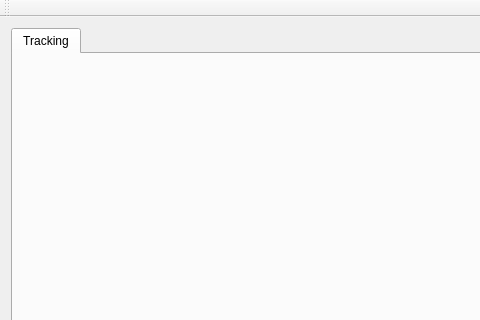
Old version of the form F1Telemetry.ui in the repository Alex-Rose/PXG_Telemetry_fork; both pictures show x 0 to 480 and y 0 to 320 of the 726 by 487 pixel window.
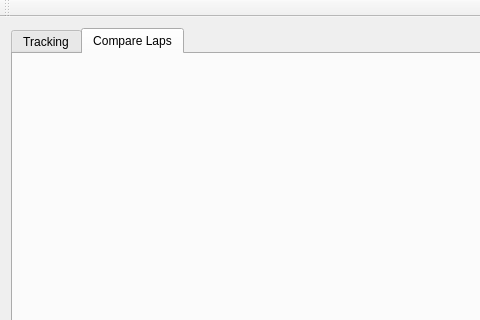
New version of the form. Custom widgets are drawn as their Qt base class.

Commit message: Selection of laps to compare

```diff
--- a/F1Telemetry.ui
+++ b/F1Telemetry.ui
@@ -24,7 +24,7 @@
        <enum>QTabWidget::North</enum>
       </property>
       <property name="currentIndex">
-       <number>0</number>
+       <number>1</number>
       </property>
       <widget class="TrackingWidget" name="trackingWidget">
        <attribute name="title">
@@ -32,6 +32,12 @@
        </attribute>
        <layout class="QGridLayout" name="gridLayout"/>
       </widget>
+      <widget class="CompareLapsWidget" name="compareLapsWidget">
+       <attribute name="title">
+        <string>Compare Laps</string>
+       </attribute>
+       <layout class="QVBoxLayout" name="verticalLayout_3"/>
+      </widget>
      </widget>
     </item>
    </layout>
@@ -64,6 +70,12 @@
    <header>TrackingWidget.h</header>
    <container>1</container>
   </customwidget>
+  <customwidget>
+   <class>CompareLapsWidget</class>
+   <extends>QWidget</extends>
+   <header>CompareLapsWidget.h</header>
+   <container>1</container>
+  </customwidget>
  </customwidgets>
  <resources/>
  <connections/>
```
The commit also changes 10 other files.
